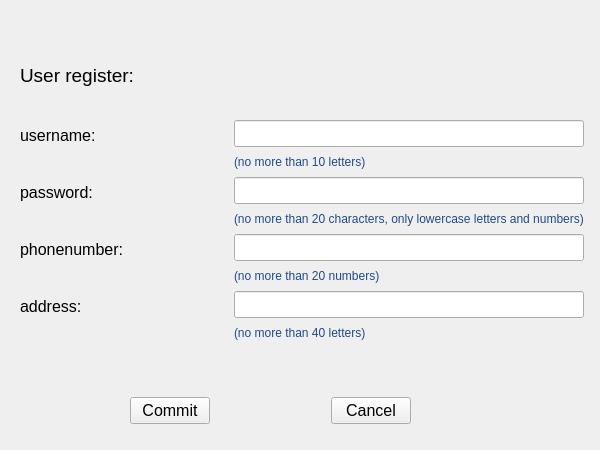
First picture: the form in project1-qt/regiwidget.ui, repository cjh-0806/NJU-advanced-programming-project1-qt, before the edit.
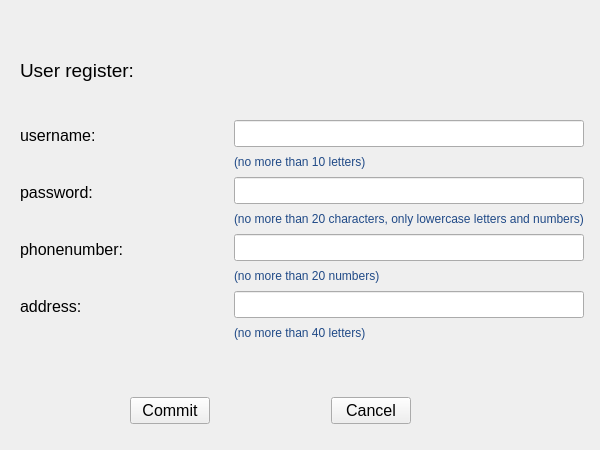
Second picture: the form after the edit.

```diff
--- a/project1-qt/regiwidget.ui
+++ b/project1-qt/regiwidget.ui
@@ -29,9 +29,9 @@
    <property name="geometry">
     <rect>
      <x>20</x>
-     <y>50</y>
+     <y>60</y>
      <width>360</width>
-     <height>50</height>
+     <height>21</height>
     </rect>
    </property>
    <property name="font">
```
